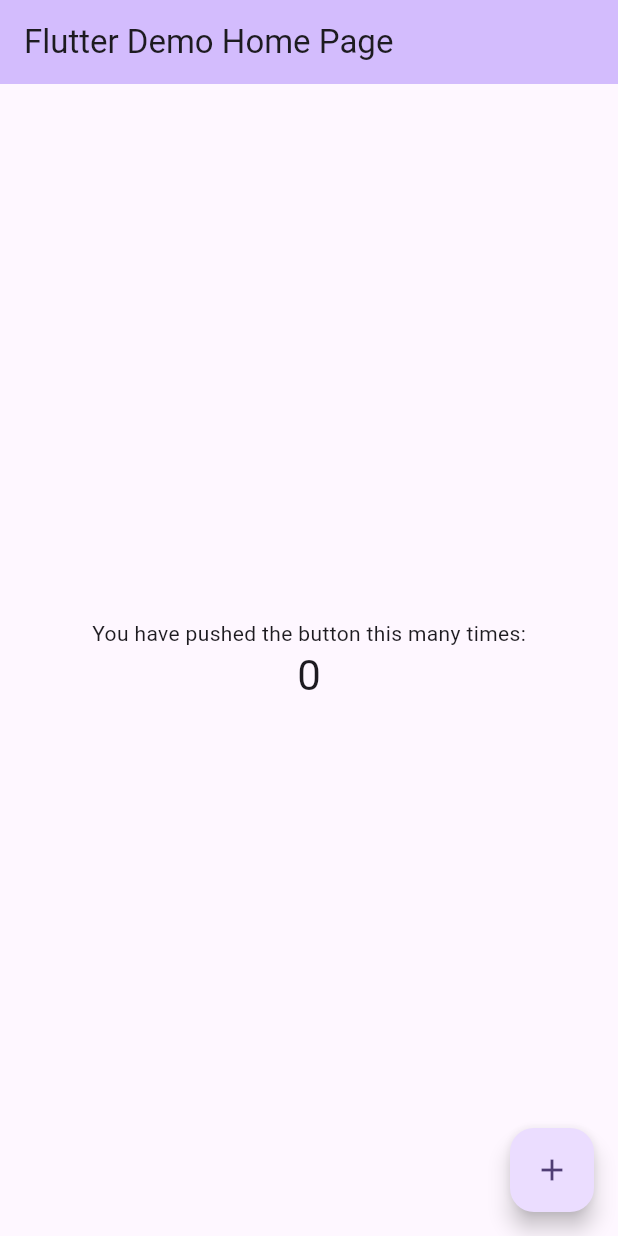
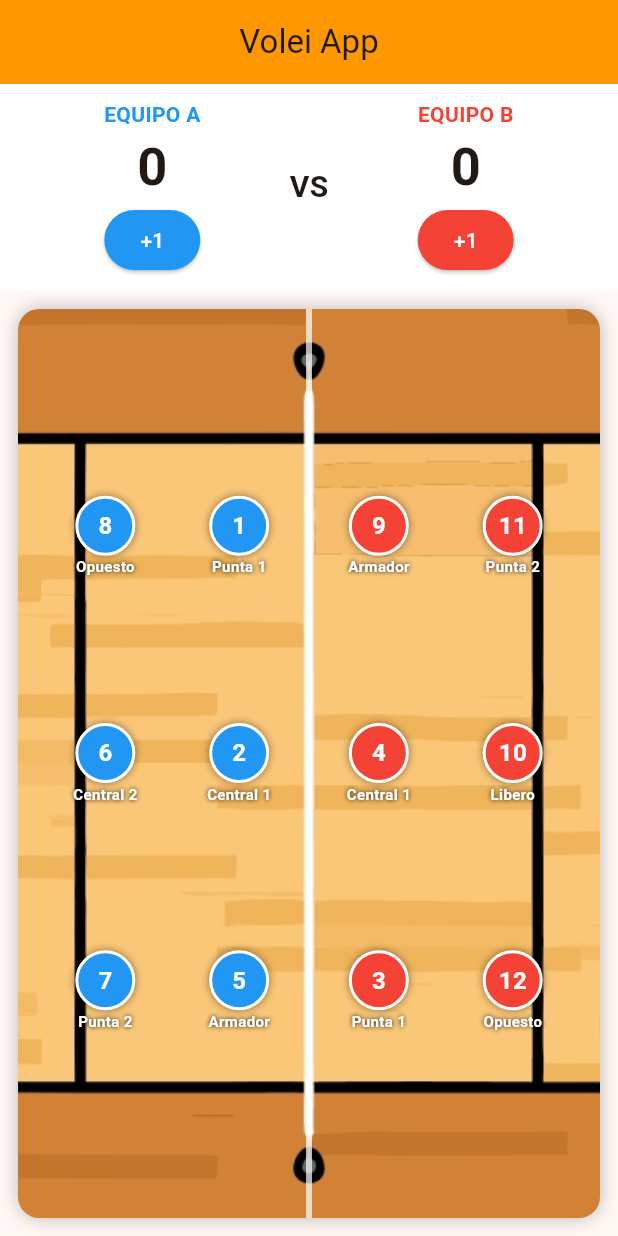
Before and after one commit to DantVargas/voleiapp, a Flutter app: the screen it shows after launch, on a phone screen of 412 x 824 dp. Run offline on Flutter 3.47's test engine with Material 3 defaults, Android fonts, the light colour scheme and no system bars; our stand-ins replace sqflite; accounts and stored records are empty.

Commit message:
Arreglos visuales de la cancha

```diff
--- a/lib/database/db_manager.dart
+++ b/lib/database/db_manager.dart
@@ -46,8 +46,8 @@ class DBManager {
 
   // --- OPERACIONES (CRUD Y LÓGICA) ---
 
-  /// Intercambia un jugador de la banca por uno de la cancha
-  Future<void> intercambiarJugadores(int idEntra, int idSale, int posicion) async {
+  /// Cambio de jugador de la banca por uno de la cancha
+  Future<void> cambiarJugadores(int idEntra, int idSale, int posicion) async {
     final db = await database;
 
     await db.transaction((txn) async {
--- a/lib/main.dart
+++ b/lib/main.dart
@@ -1,4 +1,6 @@
 import 'package:flutter/material.dart';
+import 'models/jugador_model.dart';
+import 'widgets/cancha_view.dart';
 
 void main() {
   runApp(const MyApp());
@@ -7,116 +9,102 @@ void main() {
 class MyApp extends StatelessWidget {
   const MyApp({super.key});
 
-  // This widget is the root of your application.
   @override
   Widget build(BuildContext context) {
     return MaterialApp(
-      title: 'Flutter Demo',
-      theme: ThemeData(
-        // This is the theme of your application.
-        //
-        // TRY THIS: Try running your application with "flutter run". You'll see
-        // the application has a purple toolbar. Then, without quitting the app,
-        // try changing the seedColor in the colorScheme below to Colors.green
-        // and then invoke "hot reload" (save your changes or press the "hot
-        // reload" button in a Flutter-supported IDE, or press "r" if you used
-        // the command line to start the app).
-        //
-        // Notice that the counter didn't reset back to zero; the application
-        // state is not lost during the reload. To reset the state, use hot
-        // restart instead.
-        //
-        // This works for code too, not just values: Most code changes can be
-        // tested with just a hot reload.
-        colorScheme: .fromSeed(seedColor: Colors.deepPurple),
-      ),
-      home: const MyHomePage(title: 'Flutter Demo Home Page'),
+      debugShowCheckedModeBanner: false,
+      theme: ThemeData(colorScheme: ColorScheme.fromSeed(seedColor: Colors.orange), useMaterial3: true),
+      home: const CanchaPage(),
     );
   }
 }
 
-class MyHomePage extends StatefulWidget {
-  const MyHomePage({super.key, required this.title});
-
-  // This widget is the home page of your application. It is stateful, meaning
-  // that it has a State object (defined below) that contains fields that affect
-  // how it looks.
-
-  // This class is the configuration for the state. It holds the values (in this
-  // case the title) provided by the parent (in this case the App widget) and
-  // used by the build method of the State. Fields in a Widget subclass are
-  // always marked "final".
-
-  final String title;
+class CanchaPage extends StatefulWidget {
+  const CanchaPage({super.key});
 
   @override
-  State<MyHomePage> createState() => _MyHomePageState();
+  State<CanchaPage> createState() => _CanchaPageState();
 }
 
-class _MyHomePageState extends State<MyHomePage> {
-  int _counter = 0;
+class _CanchaPageState extends State<CanchaPage> {
+  int puntosA = 0;
+  int puntosB = 0;
 
-  void _incrementCounter() {
+  List<Jugador> todosLosJugadores = [
+    // EQUIPO A (Azul)
+    Jugador(dorsal: 1, posicionCancha: 4, nombre: 'Punta 1', equipoId: 1, posicionJuego: 'Punta'),
+    Jugador(dorsal: 2, posicionCancha: 3, nombre: 'Central 1', equipoId: 1, posicionJuego: 'Central'),
+    Jugador(dorsal: 5, posicionCancha: 2, nombre: 'Armador', equipoId: 1, posicionJuego: 'Armador'),
+    Jugador(dorsal: 6, posicionCancha: 6, nombre: 'Central 2', equipoId: 1, posicionJuego: 'Libero'),
+    Jugador(dorsal: 7, posicionCancha: 1, nombre: 'Punta 2', equipoId: 1, posicionJuego: 'Punta'),
+    Jugador(dorsal: 8, posicionCancha: 5, nombre: 'Opuesto', equipoId: 1, posicionJuego: 'Opuesto'),
+    // EQUIPO B (Rojo)
+    Jugador(dorsal: 3, posicionCancha: 4, nombre: 'Punta 1', equipoId: 2, posicionJuego: 'Punta'),
+    Jugador(dorsal: 4, posicionCancha: 3, nombre: 'Central 1', equipoId: 2, posicionJuego: 'Central'),
+    Jugador(dorsal: 9, posicionCancha: 2, nombre: 'Armador', equipoId: 2, posicionJuego: 'Armador'),
+    Jugador(dorsal: 10, posicionCancha: 6, nombre: 'Libero', equipoId: 2, posicionJuego: 'Libero'),
+    Jugador(dorsal: 11, posicionCancha: 1, nombre: 'Punta 2', equipoId: 2, posicionJuego: 'Punta'),
+    Jugador(dorsal: 12, posicionCancha: 5, nombre: 'Opuesto', equipoId: 2, posicionJuego: 'Opuesto'),
+  ];
+
+  void ejecutarRotacion(int equipoId) {
     setState(() {
-      // This call to setState tells the Flutter framework that something has
-      // changed in this State, which causes it to rerun the build method below
-      // so that the display can reflect the updated values. If we changed
-      // _counter without calling setState(), then the build method would not be
-      // called again, and so nothing would appear to happen.
-      _counter++;
+      for (var j in todosLosJugadores.where((j) => j.equipoId == equipoId)) {
+        if (j.posicionCancha == 1) { j.posicionCancha = 6; }
+        else if (j.posicionCancha == 6) { j.posicionCancha = 5; }
+        else if (j.posicionCancha == 5) { j.posicionCancha = 4; }
+        else if (j.posicionCancha == 4) { j.posicionCancha = 3; }
+        else if (j.posicionCancha == 3) { j.posicionCancha = 2; }
+        else if (j.posicionCancha == 2) { j.posicionCancha = 1; }
+      }
     });
   }
 
   @override
   Widget build(BuildContext context) {
-    // This method is rerun every time setState is called, for instance as done
-    // by the _incrementCounter method above.
-    //
-    // The Flutter framework has been optimized to make rerunning build methods
-    // fast, so that you can just rebuild anything that needs updating rather
-    // than having to individually change instances of widgets.
     return Scaffold(
-      appBar: AppBar(
-        // TRY THIS: Try changing the color here to a specific color (to
-        // Colors.amber, perhaps?) and trigger a hot reload to see the AppBar
-        // change color while the other colors stay the same.
-        backgroundColor: Theme.of(context).colorScheme.inversePrimary,
-        // Here we take the value from the MyHomePage object that was created by
-        // the App.build method, and use it to set our appbar title.
-        title: Text(widget.title),
-      ),
-      body: Center(
-        // Center is a layout widget. It takes a single child and positions it
-        // in the middle of the parent.
-        child: Column(
-          // Column is also a layout widget. It takes a list of children and
-          // arranges them vertically. By default, it sizes itself to fit its
-          // children horizontally, and tries to be as tall as its parent.
-          //
-          // Column has various properties to control how it sizes itself and
-          // how it positions its children. Here we use mainAxisAlignment to
-          // center the children vertically; the main axis here is the vertical
-          // axis because Columns are vertical (the cross axis would be
-          // horizontal).
-          //
-          // TRY THIS: Invoke "debug painting" (choose the "Toggle Debug Paint"
-          // action in the IDE, or press "p" in the console), to see the
-          // wireframe for each widget.
-          mainAxisAlignment: .center,
-          children: [
-            const Text('You have pushed the button this many times:'),
-            Text(
-              '$_counter',
-              style: Theme.of(context).textTheme.headlineMedium,
+      appBar: AppBar(title: const Text('Volei App'), backgroundColor: Colors.orange, centerTitle: true),
+      body: Column(
+        children: [
+          Container(
+            padding: const EdgeInsets.all(10),
+            color: Colors.white,
+            child: Row(
+              children: [
+                Expanded(child: _buildScore("EQUIPO A", puntosA, Colors.blue, () {
+                  setState(() => puntosA++);
+                  ejecutarRotacion(1);
+                })),
+                const Text("VS", style: TextStyle(fontWeight: FontWeight.bold, fontSize: 20)),
+                Expanded(child: _buildScore("EQUIPO B", puntosB, Colors.red, () {
+                  setState(() => puntosB++);
+                  ejecutarRotacion(2);
+                })),
+              ],
             ),
-          ],
-        ),
-      ),
-      floatingActionButton: FloatingActionButton(
-        onPressed: _incrementCounter,
-        tooltip: 'Increment',
-        child: const Icon(Icons.add),
+          ),
+          Expanded(
+            child: Padding(
+              padding: const EdgeInsets.all(12.0),
+              child: CanchaView(jugadores: todosLosJugadores),
+            ),
+          ),
+        ],
       ),
     );
   }
+
+  Widget _buildScore(String t, int p, Color c, VoidCallback onTap) {
+    return Column(
+      children: [
+        Text(t, style: TextStyle(color: c, fontWeight: FontWeight.bold)),
+        Text("$p", style: const TextStyle(fontSize: 35, fontWeight: FontWeight.bold)),
+        ElevatedButton(
+          onPressed: onTap,
+          style: ElevatedButton.styleFrom(backgroundColor: c, foregroundColor: Colors.white),
+          child: const Text("+1"),
+        ),
+      ],
+    );
+  }
 }
--- a/lib/models/jugador_model.dart
+++ b/lib/models/jugador_model.dart
@@ -1,20 +1,20 @@
 class Jugador {
   // 1. Propiedades
   final int? id;
-  final int? equipoId;
   final String? nombre;
   final int dorsal;
-  final String posicionJuego; // central, punta, etc.
-  final int posicionCancha;    // 0 = banca, 1-6 = posición en cancha
+  int posicionCancha; // QUITAMOS el 'final' aquí para poder rotar
+  final String? posicionJuego; // Le ponemos '?' para que sea opcional
+  final int equipoId;
 
   // 2. Constructor
   Jugador({
     this.id,
-    this.equipoId,
     this.nombre,
     required this.dorsal,
-    required this.posicionJuego,
     required this.posicionCancha,
+    this.posicionJuego, // Quitamos el 'required'
+    required this.equipoId,
   });
 
   // 3. Métodos de Conversión (JSON/Map)
--- /dev/null
+++ b/lib/widgets/cancha_view.dart
@@ -0,0 +1,119 @@
+import 'package:flutter/material.dart';
+import '../models/jugador_model.dart';
+
+class CanchaView extends StatelessWidget {
+  final List<Jugador> jugadores;
+
+  const CanchaView({super.key, required this.jugadores});
+
+  // ===== COORDENADAS PRECISAS (X, Y) =====
+  // Equipo A (Azul - Izquierda): Red está en X = 0.5
+  static const Map<int, Offset> posicionesEquipoA = {
+    4: Offset(0.38, 0.25), // Ataque Arriba
+    3: Offset(0.38, 0.50), // Ataque Centro
+    2: Offset(0.38, 0.75), // Ataque Abajo
+    5: Offset(0.15, 0.25), // Defensa Arriba
+    6: Offset(0.15, 0.50), // Defensa Centro
+    1: Offset(0.15, 0.75), // Defensa Abajo (Saque)
+  };
+
+  // Equipo B (Rojo - Derecha): Red está en X = 0.5
+  static const Map<int, Offset> posicionesEquipoB = {
+    2: Offset(0.62, 0.25), // Ataque Arriba
+    3: Offset(0.62, 0.50), // Ataque Centro
+    4: Offset(0.62, 0.75), // Ataque Abajo
+    1: Offset(0.85, 0.25), // Defensa Arriba (Saque)
+    6: Offset(0.85, 0.50), // Defensa Centro
+    5: Offset(0.85, 0.75), // Defensa Abajo
+  };
+
+  @override
+  Widget build(BuildContext context) {
+    return AspectRatio(
+      aspectRatio: 3 / 2, // Mantiene la forma de la cancha
+      child: LayoutBuilder(
+        builder: (context, constraints) {
+          final width = constraints.maxWidth;
+          final height = constraints.maxHeight;
+
+          return Container(
+            decoration: BoxDecoration(
+              borderRadius: BorderRadius.circular(14),
+              boxShadow: [BoxShadow(color: Colors.black26, blurRadius: 10)],
+            ),
+            child: Stack(
+              children: [
+                // FONDO
+                Positioned.fill(
+                  child: ClipRRect(
+                    borderRadius: BorderRadius.circular(14),
+                    child: Image.asset(
+                      'assets/cancha.jpg',
+                      fit: BoxFit.cover,
+                      errorBuilder: (context, error, stackTrace) =>
+                          Container(color: Colors.orange.shade300), // Si no carga la imagen
+                    ),
+                  ),
+                ),
+                // RED VISUAL CENTRAL
+                Center(child: Container(width: 4, color: Colors.white70)),
+
+                // JUGADORES
+                ...jugadores.map((j) => _buildJugador(j, width, height)),
+              ],
+            ),
+          );
+        },
+      ),
+    );
+  }
+
+  Widget _buildJugador(Jugador j, double width, double height) {
+    final posiciones = j.equipoId == 1 ? posicionesEquipoA : posicionesEquipoB;
+    final offset = posiciones[j.posicionCancha];
+
+    if (offset == null) return const SizedBox();
+
+    return Positioned(
+      left: offset.dx * width,
+      top: offset.dy * height,
+      child: FractionalTranslation(
+        translation: const Offset(-0.5, -0.5), // Centra exactamente la ficha
+        child: _camiseta(j),
+      ),
+    );
+  }
+
+  Widget _camiseta(Jugador j) {
+    final color = j.equipoId == 1 ? Colors.blue : Colors.red;
+    return Column(
+      mainAxisSize: MainAxisSize.min,
+      children: [
+        Container(
+          width: 40,
+          height: 40,
+          decoration: BoxDecoration(
+            color: color,
+            shape: BoxShape.circle,
+            border: Border.all(color: Colors.white, width: 2),
+            boxShadow: const [BoxShadow(color: Colors.black45, blurRadius: 4)],
+          ),
+          alignment: Alignment.center,
+          child: Text(
+            "${j.dorsal}",
+            style: const TextStyle(color: Colors.white, fontWeight: FontWeight.bold, fontSize: 16),
+          ),
+        ),
+        Text(
+          j.nombre ?? '',
+          style: const TextStyle(
+            color: Colors.white,
+            fontSize: 10,
+            fontWeight: FontWeight.bold,
+            shadows: [Shadow(color: Colors.black, blurRadius: 4)],
+          ),
+        ),
+      ],
+    );
+  }
+}
--- a/pubspec.yaml
+++ b/pubspec.yaml
@@ -20,3 +20,6 @@ dev_dependencies:
 
 flutter:
   uses-material-design: true
+
+  assets:
+    - assets/cancha.jpg
```
Also changed, not shown: assets/cancha.jpg (added).
